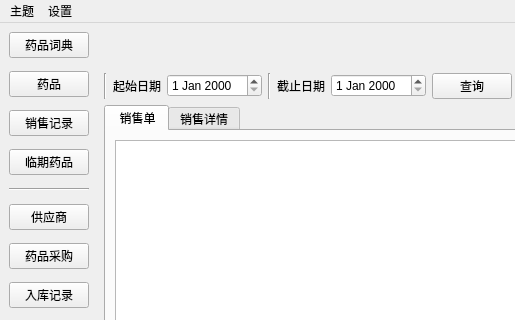
First picture: the form in ui_app/mainwondows.ui, repository live1089/pharmacy_system, before the edit; both pictures show x 0 to 515 and y 0 to 320 of the 1116 by 597 pixel window.
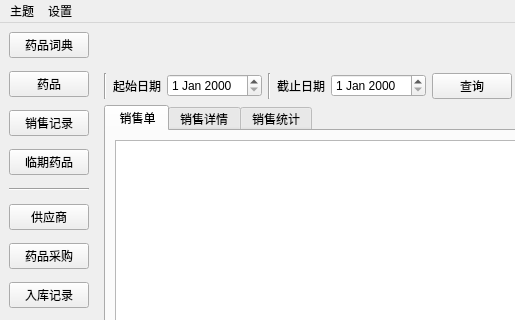
Second picture: the form after the edit. The open tabs and pages were chosen to show the change. Icons and pictures are not drawn.

What changed in the file:
```diff
--- a/ui_app/mainwondows.ui
+++ b/ui_app/mainwondows.ui
@@ -567,6 +567,11 @@
                 </item>
                </layout>
               </widget>
+              <widget class="QWidget" name="tab_4">
+               <attribute name="title">
+                <string>销售统计</string>
+               </attribute>
+              </widget>
              </widget>
             </item>
            </layout>
```
Left out of the diff: 8 changed lines with no effect on the pictures.
